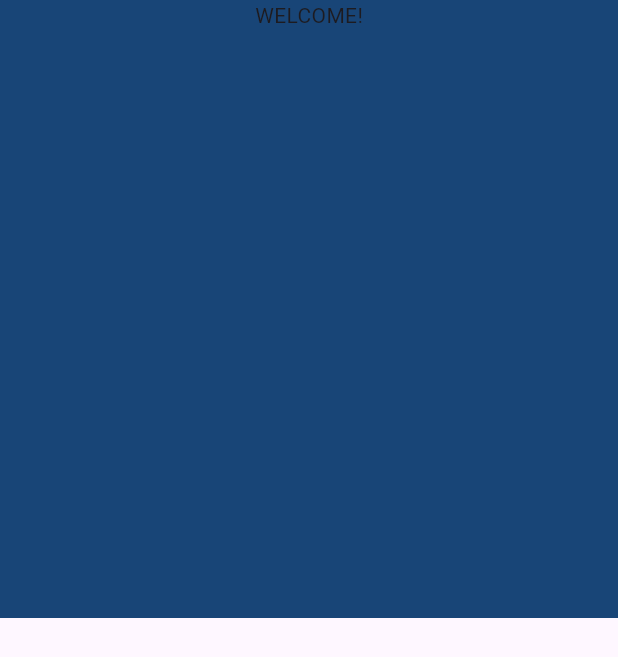
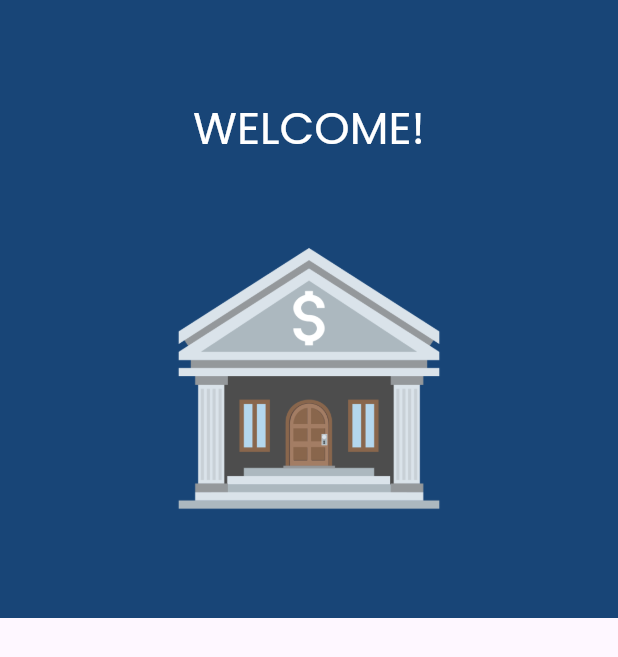
Before and after one commit to shayansaeed123/banking, a Flutter app: the screen it shows after launch, on a phone screen of 412 x 824 dp. Shown: the top 657 px of the screen. Run offline on Flutter 3.47's test engine with Material 3 defaults, Android fonts, the phone set to English and light mode, and no system bars; our stand-ins replace google_fonts.

Commit message:
update
update

```diff
--- a/lib/main.dart
+++ b/lib/main.dart
@@ -1,6 +1,6 @@
 import 'package:banking/views/login_screen.dart';
 import 'package:flutter/material.dart';
-
+import 'package:google_fonts/google_fonts.dart';
 void main() {
   runApp(const MyApp());
 }
@@ -11,12 +11,21 @@ class MyApp extends StatelessWidget {
   // This widget is the root of your application.
   @override
   Widget build(BuildContext context) {
+    final textTheme = Theme.of(context).textTheme;
     return MaterialApp(
       title: 'Banking App',
       debugShowCheckedModeBanner: false,
       theme: ThemeData(
         useMaterial3: true,
-        textTheme: TextTheme(bodyLarge: TextStyle(color: Colors.white)),
+        textTheme: GoogleFonts.latoTextTheme(textTheme).copyWith(
+          bodyLarge: GoogleFonts.poppins(textStyle: textTheme.bodyLarge),
+          bodySmall: GoogleFonts.poppins(textStyle: textTheme.titleSmall),
+          bodyMedium: GoogleFonts.poppins(textStyle: textTheme.titleMedium),
+          titleLarge: GoogleFonts.poppins(textStyle: textTheme.titleLarge),
+          titleMedium: GoogleFonts.poppins(textStyle: textTheme.titleMedium),
+          displayLarge: GoogleFonts.poppins(textStyle: textTheme.displayLarge),
+          displayMedium: GoogleFonts.poppins(textStyle: textTheme.displayMedium)
+        ),
       ),
       home: LoginScreen(),
     );
--- /dev/null
+++ b/lib/repo/colors.dart
@@ -0,0 +1,7 @@
+import 'package:flutter/material.dart';
+
+
+class AppColors{
+  static const  mainColor = Color(0xFF184577);
+  static const heading1 = Color(0xFFffffff);
+}
--- a/lib/views/login_screen.dart
+++ b/lib/views/login_screen.dart
@@ -1,4 +1,7 @@
+import 'package:banking/repo/colors.dart';
 import 'package:flutter/material.dart';
+
+import '../repo/colors.dart';
 
 class LoginScreen extends StatefulWidget {
   const LoginScreen({super.key});
@@ -20,12 +23,15 @@ class _LoginScreenState extends State<LoginScreen> {
               height: height * 0.5,
               width: width,
               decoration: BoxDecoration(
-                color: Color(0xFF184577)
+                color: AppColors.mainColor
               ),
               child: Column(
                 crossAxisAlignment: CrossAxisAlignment.center,
                 children: [
-                  Text("WELCOME!")
+                  SizedBox(height: height * 0.08,),
+                  Text("WELCOME!", style: Theme.of(context).textTheme.titleLarge!.copyWith(color: AppColors.heading1,fontSize: 30),),
+                  SizedBox(height: height * 0.03,),
+                  Image(image: AssetImage('assets/images/image2.png'),width: width * 0.45,height: height*0.3),
                 ],
               ),
             )
--- a/pubspec.yaml
+++ b/pubspec.yaml
@@ -35,6 +35,7 @@ dependencies:
   # The following adds the Cupertino Icons font to your application.
   # Use with the CupertinoIcons class for iOS style icons.
   cupertino_icons: ^1.0.2
+  google_fonts: ^6.1.0
 
 dev_dependencies:
   flutter_test:
@@ -59,9 +60,8 @@ flutter:
   uses-material-design: true
 
   # To add assets to your application, add an assets section, like this:
-  # assets:
-  #   - images/a_dot_burr.jpeg
-  #   - images/a_dot_ham.jpeg
+  assets:
+    - assets/images/
 
   # An image asset can refer to one or more resolution-specific "variants", see
   # https://flutter.dev/assets-and-images/#resolution-aware
```
Also changed, not shown: lib/repo/widgets/text_field.dart (added, +10 -0 lines), assets/images/image1.png (added), assets/images/image2.png (added), pubspec.lock, 1 other file.
